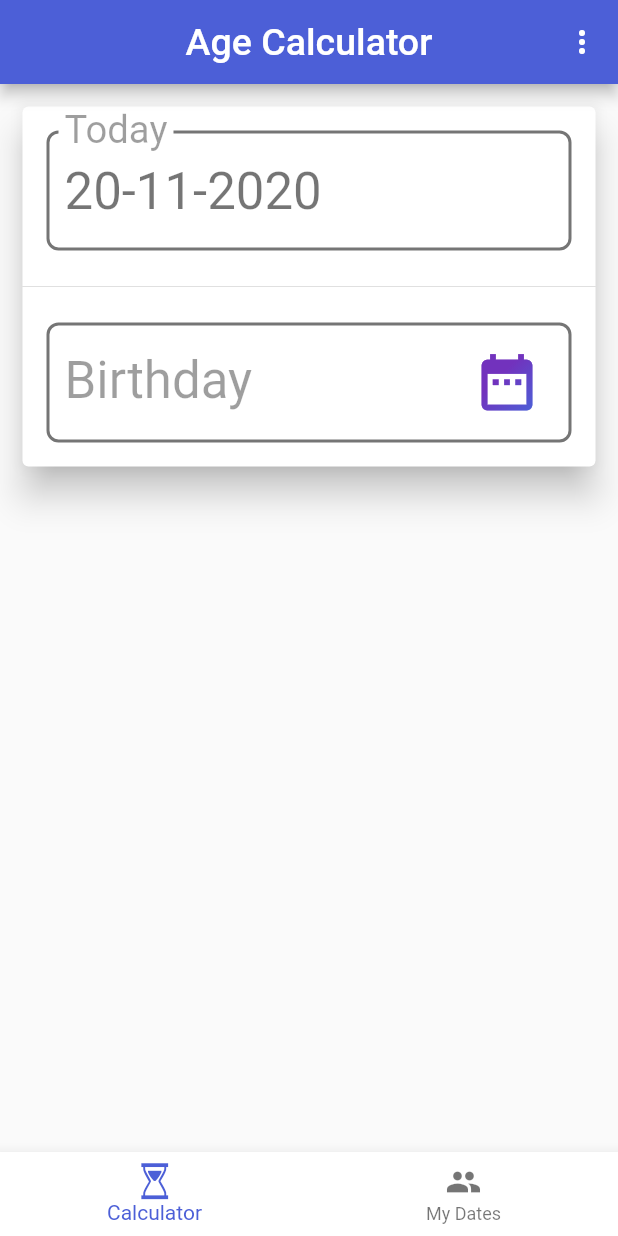
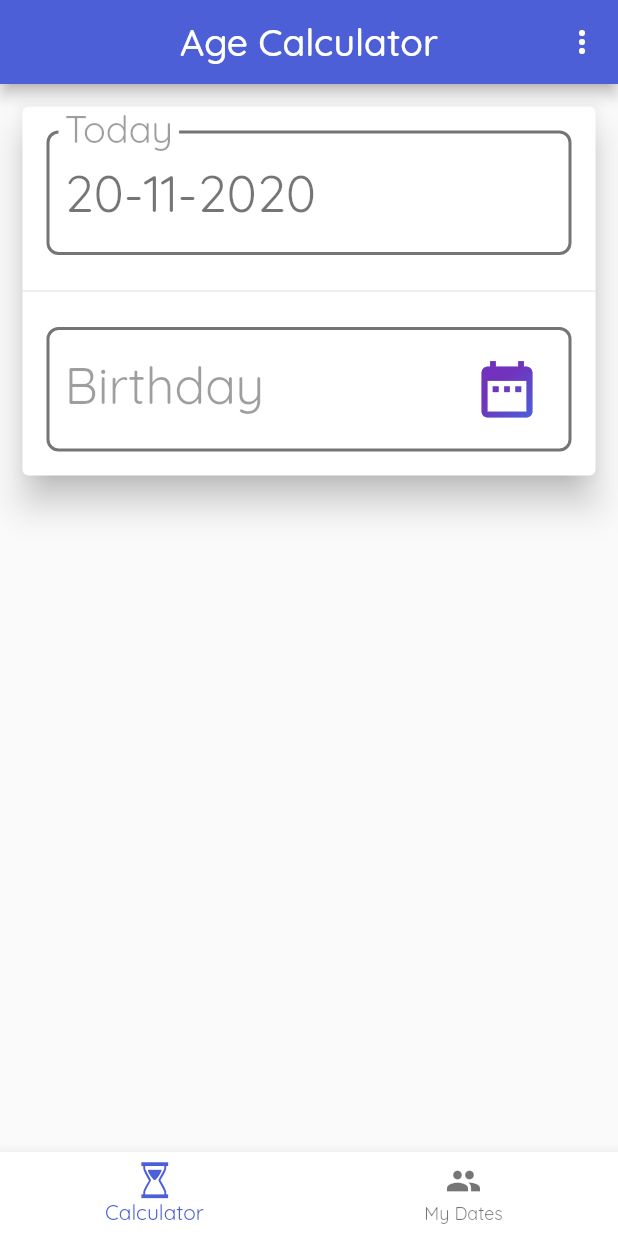
Before and after one commit to nick990/AgeCalculator, a Flutter app: the screen it shows after launch, on a phone screen of 412 x 824 dp. Run offline on Flutter 3.47's test engine with Material 2 defaults, Android fonts, the phone set to English and light mode, and no system bars; our stand-ins replace share, sqflite; accounts and stored records are empty.

Commit message:
Font Quicksand

```diff
--- a/lib/themes/app_theme.dart
+++ b/lib/themes/app_theme.dart
@@ -65,6 +65,7 @@ class AppTheme {
   );
 
   static final ThemeData lightTheme = ThemeData(
+    fontFamily: 'Quicksand',
     brightness: Brightness.light,
     appBarTheme: AppBarTheme(
       centerTitle: true,
```
Also changed, not shown: pubspec.yaml (+11 -4 lines), fonts/Quicksand/Quicksand-Bold.ttf (added), fonts/Quicksand/Quicksand-Light.ttf (added), fonts/Quicksand/Quicksand-Medium.ttf (added), fonts/Quicksand/Quicksand-Regular.ttf (added), fonts/Quicksand/Quicksand-SemiBold.ttf (added), pubspec.lock.
